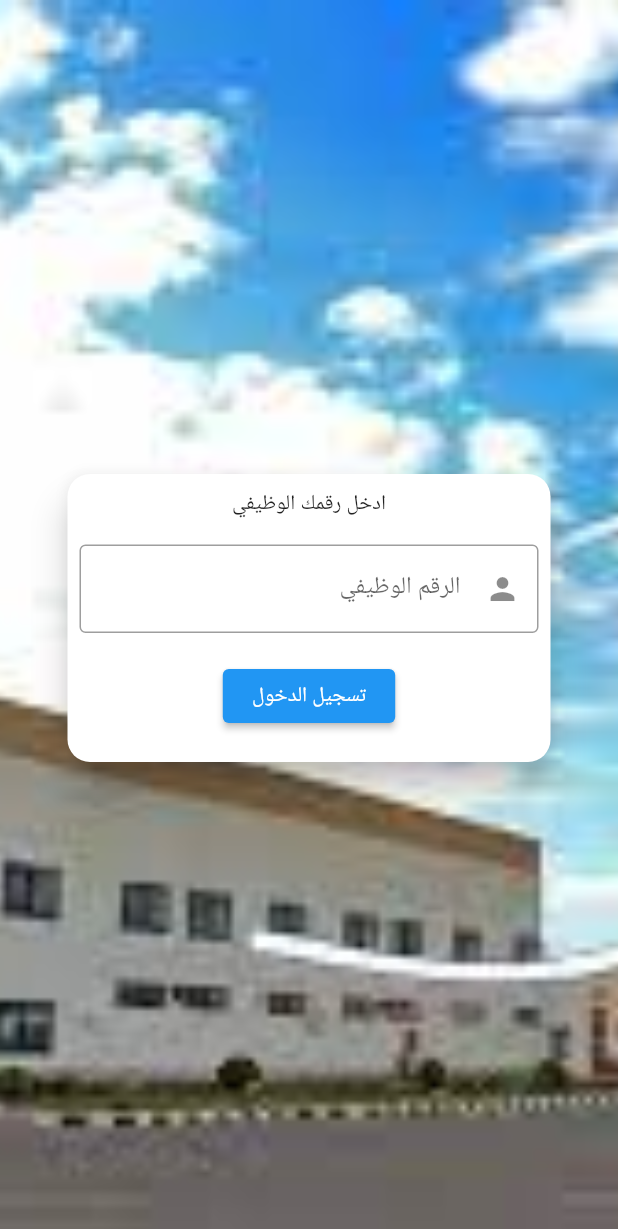
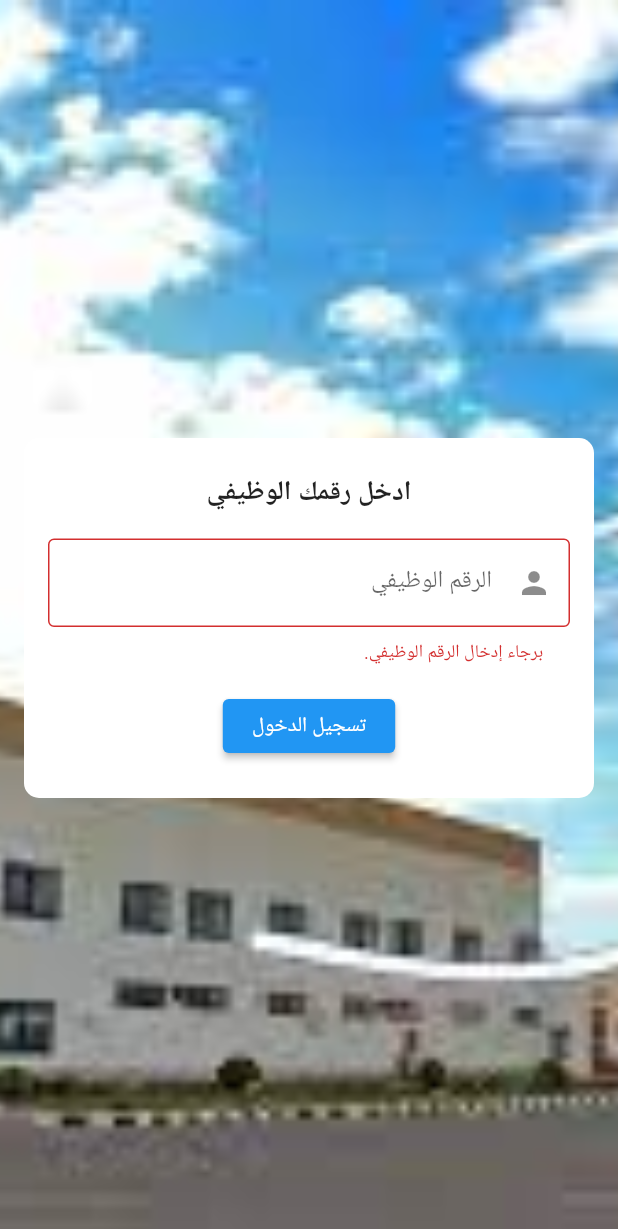
Before and after one commit to KareemYasser20/Survey-Project, a Flutter app: the screen it shows after launch, after a tap on "تسجيل الدخول", on a phone screen of 412 x 824 dp. Shown: the top 1229 px of the screen. Run offline on Flutter 3.47's test engine with Material 2 defaults, Android fonts, the phone set to English and light mode, and no system bars; our stand-ins replace auto_size_text, flutter_screenutil, im_stepper, pie_chart; network calls fail.

Commit message:
small changes in ui

```diff
--- a/lib/main.dart
+++ b/lib/main.dart
@@ -1,6 +1,6 @@
 import 'package:flutter/material.dart';
 import 'package:survey_project/screens/charts.dart';
-import 'package:survey_project/screens/first_question.dart';
+import 'package:survey_project/screens/questions_screen.dart';
 import 'package:survey_project/screens/login_screen.dart';
 import 'package:survey_project/screens/thanks_screen.dart';
 
@@ -15,7 +15,7 @@ class MyApp extends StatelessWidget {
        initialRoute: LoginScreen.id,
       routes: {
          LoginScreen.id : (context) => LoginScreen(),
-         FirstQuestion.id: (context) => FirstQuestion(),
+         Questions.id: (context) => Questions(),
          Charts.id: (context) => Charts(),
         ThanksScreen.id: (context)=>ThanksScreen(),
 
--- a/lib/screens/charts.dart
+++ b/lib/screens/charts.dart
@@ -58,7 +58,7 @@ class _ChartsState extends State<Charts> {
                 crossAxisAlignment: CrossAxisAlignment.end,
                 children: <Widget>[
                   SizedBox(
-                    height: 775.0,
+                    height: 770.0,
                     child: ListView.builder(
                       scrollDirection: Axis.vertical,
                       itemCount: answerCount.length,
--- a/lib/screens/login_screen.dart
+++ b/lib/screens/login_screen.dart
@@ -1,6 +1,7 @@
 import 'package:flutter/material.dart';
 import 'package:survey_project/screens/charts.dart';
-import 'package:survey_project/screens/first_question.dart';
+import 'package:survey_project/screens/questions_screen.dart';
+import 'package:flutter_screenutil/flutter_screenutil.dart';
 
 class LoginScreen extends StatefulWidget {
   static const String id = 'login_screen';
@@ -18,14 +19,19 @@ class _LoginScreenState extends State<LoginScreen> {
     initUser();
   }
 
+
+
   void initUser(){
     controllerEmployeeNumber = TextEditingController();
   }
 
   @override
   Widget build(BuildContext context) {
+    final GlobalKey<FormState> _formKey = GlobalKey<FormState>();
     int employeeID;
-    return Scaffold(
+    return ScreenUtilInit(
+      designSize: Size(360 , 690) ,
+      builder: ()=> Scaffold(
         body: Container(
           constraints: BoxConstraints.expand(),
           decoration: BoxDecoration(
@@ -37,21 +43,24 @@ class _LoginScreenState extends State<LoginScreen> {
 
           child: Center(
             child: Container(
-            width: 350,
-            height: 220,
-            padding: new EdgeInsets.all(10.0),
-            child: Card(
-              shape: RoundedRectangleBorder(
-              borderRadius: BorderRadius.circular(15.0),
+              width: 380,
+              height: 240,
+              decoration: BoxDecoration(
+                borderRadius: BorderRadius.circular(10.0),
+                color: Colors.white,
               ),
-              color: Colors.white,
-              elevation: 10,
+              child: Padding(
+                padding: const EdgeInsets.all(8.0),
+                child: Form(
+                  key: _formKey,
                   child: Column(
                     mainAxisSize: MainAxisSize.min,
+                    mainAxisAlignment: MainAxisAlignment.center,
                     children: <Widget>[
-                  SizedBox(height: 10,),
+                      // SizedBox(height: 10,),
                        Text('ادخل رقمك الوظيفي' , style: TextStyle(
-
+                         fontWeight: FontWeight.bold,
+                         fontSize: 18.0
                       ),
                       ),
                       SizedBox(height: 10,),
@@ -60,6 +69,12 @@ class _LoginScreenState extends State<LoginScreen> {
                         child: Padding(
                           padding: const EdgeInsets.all(8.0),
                           child: TextFormField(
+                            validator: (value){
+                              if(value.isEmpty){
+                                return ' برجاء إدخال الرقم الوظيفي. ' ;
+                              }
+                              return null;
+                            },
                             controller: controllerEmployeeNumber,
                             keyboardType: TextInputType.number,
                             textAlign: TextAlign.left,
@@ -79,15 +94,18 @@ class _LoginScreenState extends State<LoginScreen> {
                       SizedBox(height: 10,),
                       ElevatedButton(
                         onPressed: () {
+                          if(!_formKey.currentState.validate()){
+                            return;
+                          }
                           setState(() {
                             employeeID = int.parse(controllerEmployeeNumber.text);
                           });
-                      if(employeeID == 12345){
+                          if(employeeID == 12345 ){
                             // admin id to see charts
                             Navigator.push(context, MaterialPageRoute(builder: (context) => Charts()));
-                      }else{
+                          }else {
                             FocusScope.of(context).unfocus();
-                        Navigator.push(context, MaterialPageRoute(builder: (context) =>  FirstQuestion(employeeId: employeeID,)));
+                            Navigator.push(context, MaterialPageRoute(builder: (context) =>  Questions(employeeId: employeeID,)));
                           }
                           },
                         child: Text(' تسجيل الدخول '),
@@ -99,6 +117,8 @@ class _LoginScreenState extends State<LoginScreen> {
               ),
       ),
       ),
+        ),
+      ),
     );
   }
 }
--- a/lib/widgets/EmojiWidget.dart
+++ b/lib/widgets/EmojiWidget.dart
@@ -6,8 +6,9 @@ class EmojiWidget extends StatelessWidget {
   final String text;
   final int emojiRate;
   final Function onClicked;
+  final Color containerColor;
 
-  EmojiWidget({@required this.imagePath , @required this.text , this.emojiRate , @required this.onClicked });
+  EmojiWidget({@required this.imagePath , @required this.text , this.emojiRate , @required this.onClicked, this.containerColor });
 
   @override
   Widget build(BuildContext context) {
@@ -17,7 +18,7 @@ class EmojiWidget extends StatelessWidget {
         onPressed: onClicked,
         child: Container(
           decoration: BoxDecoration(
-            color: Colors.white,
+            color: containerColor,
             borderRadius: BorderRadius.circular(5),
           ),
           child: Column(
--- a/pubspec.yaml
+++ b/pubspec.yaml
@@ -19,6 +19,7 @@ dependencies:
   auto_size_text:
   http:
   pie_chart:
+  flutter_screenutil:
 
 dev_dependencies:
   flutter_test:
```
Also changed, not shown: lib/screens/questions_screen.dart (renamed from lib/screens/first_question.dart, +60 -24 lines), pubspec.lock. Lines whose indentation alone changed are shown as unchanged.
